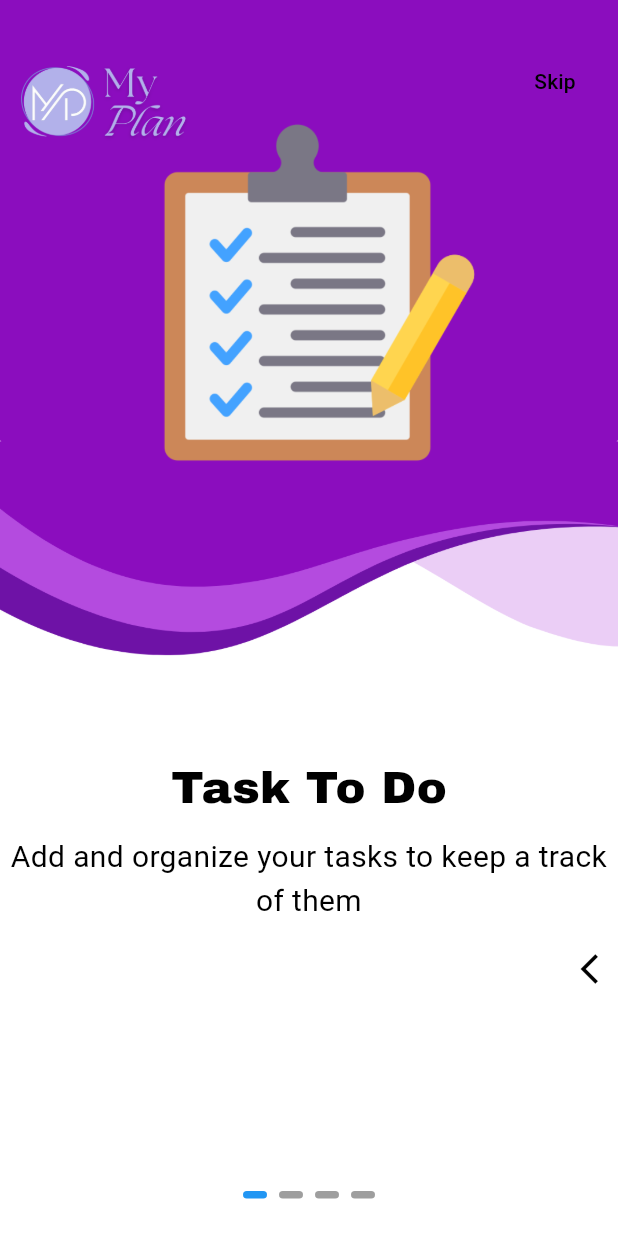
After one commit to Mou4338/MyPlan-App, a Flutter app: the OnboardingScreen screen opened by its route, on a phone screen of 412 x 824 dp. The commit adds this screen. Run offline on Flutter 3.47's test engine with Material 3 defaults, Android fonts, the light colour scheme and no system bars; drawn by our look-alikes of liquid_swipe, smooth_page_indicator; our stand-ins replace adaptive_theme, google_fonts.

Commit message:
Fourth Commit

```diff
--- a/lib/main.dart
+++ b/lib/main.dart
@@ -2,6 +2,7 @@ import 'package:adaptive_theme/adaptive_theme.dart';
 import 'package:flutter/material.dart';
 import 'package:flutter_application_1/pages/homepage.dart';
 import 'package:flutter_application_1/pages/welcomepage.dart';
+import 'package:flutter_application_1/screens/onboarding_screen.dart';
 import 'package:flutter_application_1/screens/splash_screen.dart';
 import 'package:flutter_application_1/theme/theme.dart';
 void main() async{
@@ -32,8 +33,9 @@ class _MyAppState extends State<MyApp> {
         debugShowCheckedModeBanner: false,
         initialRoute: '/splash',
         routes: {
-          '/splash':(context)=>SplashScreen(),
-          '/account':(context)=>Accountpage(),
+          '/splash':(context)=> SplashScreen(),
+          '/onboard':(context)=>OnboardingScreen(),
+          '/account':(context)=> Accountpage(),
           '/home': (context) => HomePage(),
      },
     ),
--- /dev/null
+++ b/lib/screens/onboarding_screen.dart
@@ -0,0 +1,334 @@
+import 'package:flutter/material.dart';
+import 'package:google_fonts/google_fonts.dart';
+import 'package:liquid_swipe/liquid_swipe.dart';
+import 'package:smooth_page_indicator/smooth_page_indicator.dart';
+
+
+class OnboardingScreen extends StatefulWidget {
+   OnboardingScreen({super.key});
+
+  @override
+  State<OnboardingScreen> createState() => _OnboardingScreenState();
+}
+
+class _OnboardingScreenState extends State<OnboardingScreen> {
+  final controller = LiquidController();
+    int currentpage = 0;
+  @override
+  Widget build(BuildContext context) {
+
+    return Scaffold(
+      backgroundColor: Colors.white,
+      body: Stack(alignment: Alignment.center, children: [
+        LiquidSwipe(
+          pages: [
+            Container(
+                color: Colors.white,
+                child: Stack(
+                  children: [
+                    Stack(children: [
+                      Positioned(
+                        top: 0,
+                        left: 0,
+                        right: 0,
+                        child: Image(
+                            image: AssetImage(
+                                'assets/images/onboarding_screen/on2.png')),
+                      ),
+                      Positioned(
+                        top: 0,
+                        left: 0,
+                        right: 0,
+                        child: Image(
+                            image: AssetImage(
+                                'assets/images/onboarding_screen/on1.png')),
+                      ),
+                      Positioned(
+                          top: -10,
+                          left: 5,
+                          right: 220,
+                          child: Image(
+                              image: AssetImage(
+                                  'assets/images/splash_screen/5.png'))),
+                    ]),
+                    Center(
+                      child: Column(
+                        mainAxisAlignment: MainAxisAlignment.spaceEvenly,
+                        children: [
+                          SizedBox(
+                            height: 330.0,
+                          ),
+                          Column(
+                            children: [
+                              Text('Task To Do',
+                                  style: GoogleFonts.archivoBlack(
+                                    textStyle: TextStyle(color: Colors.black),
+                                    fontSize: 30.0,
+                                  )),
+                              SizedBox(
+                                height: 10.0,
+                              ),
+                              Text(
+                                'Add and organize your tasks to keep a track of them',
+                                style: GoogleFonts.roboto(
+                                  textStyle: TextStyle(color: Colors.black),
+                                  fontSize: 20.0,
+                                ),
+                                textAlign: TextAlign.center,
+                              ),
+                            ],
+                          ),
+                          SizedBox(
+                            height: 35.0,
+                          ),
+                        ],
+                      ),
+                    )
+                  ],
+                )),
+            Container(
+                color: Colors.white,
+                child: Stack(
+                  children: [
+                    Stack(children: [
+                      Positioned(
+                        top: 0,
+                        left: 0,
+                        right: 0,
+                        child: Image(
+                            image: AssetImage(
+                                'assets/images/onboarding_screen/on4.png')),
+                      ),
+                      Positioned(
+                        top: 15,
+                        left: 15,
+                        right: 15,
+                        child: Image(
+                            image: AssetImage(
+                                'assets/images/onboarding_screen/on3.png')),
+                      ),
+                      Positioned(
+                          top: -10,
+                          left: 5,
+                          right: 220,
+                          child: Image(
+                              image: AssetImage(
+                                  'assets/images/splash_screen/5.png'))),
+                    ]),
+                    Center(
+                      child: Column(
+                        mainAxisAlignment: MainAxisAlignment.spaceEvenly,
+                        children: [
+                          SizedBox(
+                            height: 320.0,
+                          ),
+                          Column(
+                            children: [
+                              Text('Progress Bar',
+                                  style: GoogleFonts.archivoBlack(
+                                    textStyle: TextStyle(color: Colors.black),
+                                    fontSize: 30.0,
+                                  )),
+                              SizedBox(
+                                height: 10.0,
+                              ),
+                              Text(
+                                'Check your progress on tasks',
+                                style: GoogleFonts.roboto(
+                                  textStyle: TextStyle(color: Colors.black),
+                                  fontSize: 20.0,
+                                ),
+                                textAlign: TextAlign.center,
+                              ),
+                            ],
+                          ),
+                          SizedBox(
+                            height: 35.0,
+                          ),
+                        ],
+                      ),
+                    )
+                  ],
+                )),
+            Container(
+                color: Colors.white,
+                child: Stack(
+                  children: [
+                    Stack(children: [
+                      Positioned(
+                        top: 0,
+                        left: 0,
+                        right: 0,
+                        child: Image(
+                            image: AssetImage(
+                                'assets/images/onboarding_screen/on6.png')),
+                      ),
+                      Positioned(
+                        top: 15,
+                        left: 12,
+                        right: 12,
+                        child: Image(
+                            image: AssetImage(
+                                'assets/images/onboarding_screen/on5.png')),
+                      ),
+                      Positioned(
+                          top: -10,
+                          left: 5,
+                          right: 220,
+                          child: Image(
+                              image: AssetImage(
+                                  'assets/images/splash_screen/5.png'))),
+                    ]),
+                    Center(
+                      child: Column(
+                        mainAxisAlignment: MainAxisAlignment.spaceEvenly,
+                        children: [
+                          SizedBox(
+                            height: 330.0,
+                          ),
+                          Column(
+                            children: [
+                              Text('Time Tracker',
+                                  style: GoogleFonts.archivoBlack(
+                                    textStyle: TextStyle(color: Colors.black),
+                                    fontSize: 30.0,
+                                  )),
+                              SizedBox(
+                                height: 10.0,
+                              ),
+                              Text(
+                                'Track and check your time needed to complete the tasks',
+                                style: GoogleFonts.roboto(
+                                  textStyle: TextStyle(color: Colors.black),
+                                  fontSize: 20.0,
+                                ),
+                                textAlign: TextAlign.center,
+                              ),
+                            ],
+                          ),
+                          SizedBox(
+                            height: 35.0,
+                          ),
+                        ],
+                      ),
+                    )
+                  ],
+                )),
+            Container(
+                color: Colors.white,
+                child: Stack(
+                  children: [
+                    Stack(children: [
+                      Positioned(
+                        top: 0,
+                        left: 0,
+                        right: 0,
+                        child: Image(
+                            image: AssetImage(
+                                'assets/images/onboarding_screen/on8.png')),
+                      ),
+                      Positioned(
+                        top: 15,
+                        left: 12,
+                        right: 12,
+                        child: Image(
+                            image: AssetImage(
+                                'assets/images/onboarding_screen/on7.png')),
+                      ),
+                      Positioned(
+                          top: -10,
+                          left: 5,
+                          right: 220,
+                          child: Image(
+                              image: AssetImage(
+                                  'assets/images/splash_screen/5.png'))),
+                    ]),
+                    Center(
+                      child: Column(
+                        mainAxisAlignment: MainAxisAlignment.spaceEvenly,
+                        children: [
+                          SizedBox(
+                            height: 410.0,
+                          ),
+                          Column(
+                            children: [
+                              Text('Work Environment',
+                                  style: GoogleFonts.archivoBlack(
+                                    textStyle: TextStyle(color: Colors.black),
+                                    fontSize: 30.0,
+                                  )),
+                              SizedBox(
+                                height: 10.0,
+                              ),
+                              Text(
+                                'Create a friendly and structured work environment by connecting with other users',
+                                style: GoogleFonts.roboto(
+                                  textStyle: TextStyle(color: Colors.black),
+                                  fontSize: 20.0,
+                                ),
+                                textAlign: TextAlign.center,
+                              ),
+                            ],
+                          ),
+                          SizedBox(
+                            height: 10.0,
+                          ),
+                          Row(
+                          mainAxisAlignment: MainAxisAlignment.center,
+                          crossAxisAlignment: CrossAxisAlignment.center,
+                          children: [
+                          ElevatedButton(
+                          onPressed: () {
+                          Navigator.pushNamed(context, '/account');},
+                          child: Text('Sign up'),
+                          ),
+                          SizedBox(
+                          width: 40,
+                           ),
+                           ElevatedButton(
+                           onPressed: () {
+                           Navigator.pushNamed(context, '/account');},
+                           child: Text('Sign in'),
+                            ),
+                          ],
+                         ),
+                         SizedBox(
+                          height: 15,
+                         ),
+                        ],
+                      ),
+                    )
+                  ],
+                )),
+          ],
+          liquidController: controller,
+          onPageChangeCallback: OnPageChangeCallback,
+          slideIconWidget: Icon(
+            Icons.arrow_back_ios,
+            color: Colors.black,
+          ),
+        ),
+        Positioned(
+            top: 30,
+            right: 10,
+            child: TextButton(
+                onPressed: ()=> controller.jumpToPage(page: 3),
+                child: Text("Skip",
+                    style: GoogleFonts.roboto(
+                        textStyle: TextStyle(color: Colors.black))))),
+        Positioned(
+            bottom: 25,
+            child: AnimatedSmoothIndicator(
+                activeIndex: controller.currentPage,count: 4,
+                effect:
+                WormEffect(activeDotColor: Colors.blue, dotHeight: 5.0)))
+      ]),
+    );
+  }
+
+  void OnPageChangeCallback(int activePageIndex) {
+    setState(() {
+      currentpage = activePageIndex;
+    });
+  }
+}
--- a/lib/screens/splash_screen.dart
+++ b/lib/screens/splash_screen.dart
@@ -1,5 +1,5 @@
 import 'package:flutter/material.dart';
-import 'package:flutter_application_1/pages/welcomepage.dart';
+import 'package:flutter_application_1/screens/onboarding_screen.dart';
 
 class SplashScreen extends StatefulWidget {
   const SplashScreen({super.key});
@@ -30,59 +30,65 @@ class _SplashScreenState extends State<SplashScreen> {
               child: Image(
                   image: AssetImage('assets/images/splash_screen/2.png'))),
           AnimatedPositioned(
-              duration: const Duration(milliseconds: 1000),
+              duration: const Duration(milliseconds: 1500),
               right: animate? 15: -175,
               bottom:90,
               left: 15,
+              child: AnimatedOpacity(opacity: animate? 1: 0, duration: const Duration(milliseconds: 1500),
               child: Image(
-                  image: AssetImage('assets/images/splash_screen/3.png'))),
+                  image: AssetImage('assets/images/splash_screen/3.png')))),
           AnimatedPositioned(
-              duration: const Duration(milliseconds: 1000),
+              duration: const Duration(milliseconds: 1500),
               top: 35,
               right: animate? 0: -160,
               left: -40,
+              child: AnimatedOpacity(opacity: animate? 1: 0, duration: const Duration(milliseconds: 1500),
               child: Image(
-                  image: AssetImage('assets/images/splash_screen/6.png'))),
+                  image: AssetImage('assets/images/splash_screen/6.png')))),
           AnimatedPositioned(
-              duration: const Duration(milliseconds: 1000),
-              top: 55,
-              left: animate? -10:-170,
-              right: -30,
+              duration: const Duration(milliseconds: 1500),
+              top: 60,
+              left: animate? 0:-160,
+              right: 0,
+              child: AnimatedOpacity(opacity: animate? 1: 0, duration: const Duration(milliseconds: 1500),
               child: Image(
-                  image: AssetImage('assets/images/splash_screen/5.png'))),
+                image: AssetImage('assets/images/splash_screen/5.png')))),
           AnimatedPositioned(
-              duration: const Duration(milliseconds: 1000),
-              top: 55,
-              left: animate?-10: -170,
-              right: -30,
+              duration: const Duration(milliseconds: 1500),
+              top: 70,
+              left: animate? 0: -160,
+              right: 0,
+              child: AnimatedOpacity(opacity: animate? 1: 0, duration: const Duration(milliseconds: 1500),
               child: Image(
-                  image: AssetImage('assets/images/splash_screen/4.png'))),
+                  image: AssetImage('assets/images/splash_screen/4.png')))),
               AnimatedPositioned(
-              duration: const Duration(milliseconds: 1000),
+              duration: const Duration(milliseconds: 1500),
               top: 35,
               left: animate? 0: -160,
               right: -40,
+              child: AnimatedOpacity(opacity: animate? 1: 0, duration: const Duration(milliseconds: 1500),
               child: Image(
-                  image: AssetImage('assets/images/splash_screen/7.png'))),
+                  image: AssetImage('assets/images/splash_screen/7.png')))),
               AnimatedPositioned(
-              duration: const Duration(milliseconds: 1000),
+              duration: const Duration(milliseconds: 1500),
               bottom:0,
               right: animate? 0: -160,
               left: -40,
+              child: AnimatedOpacity(opacity: animate? 1: 0, duration: const Duration(milliseconds: 1500),
               child: Image(
-                  image: AssetImage('assets/images/splash_screen/8.png'))),
+                  image: AssetImage('assets/images/splash_screen/8.png')))),
         ],
       ),
     );
   }
 
   Future startAnimation() async {
-    await Future.delayed(Duration(milliseconds: 500));
+    await Future.delayed(Duration(milliseconds: 1000));
     setState(() {
       animate = true;
     });
-    await Future.delayed(Duration(milliseconds: 15000));
+    await Future.delayed(Duration(milliseconds: 12000));
     Navigator.pushReplacement(
-        context, MaterialPageRoute(builder: (context) => Accountpage()));
+        context, MaterialPageRoute(builder: (context) => OnboardingScreen()));
   }
 }
```
Also changed, not shown: pubspec.yaml (+7 -7 lines), assets/images/onboarding_screen/on1.png (added), assets/images/onboarding_screen/on2.png (added), assets/images/onboarding_screen/on3.png (added), assets/images/onboarding_screen/on4.png (added), assets/images/onboarding_screen/on5.png (added), assets/images/onboarding_screen/on6.png (added), assets/images/onboarding_screen/on7.png (added), assets/images/onboarding_screen/on8.png (added), pubspec.lock, 1 other file.
